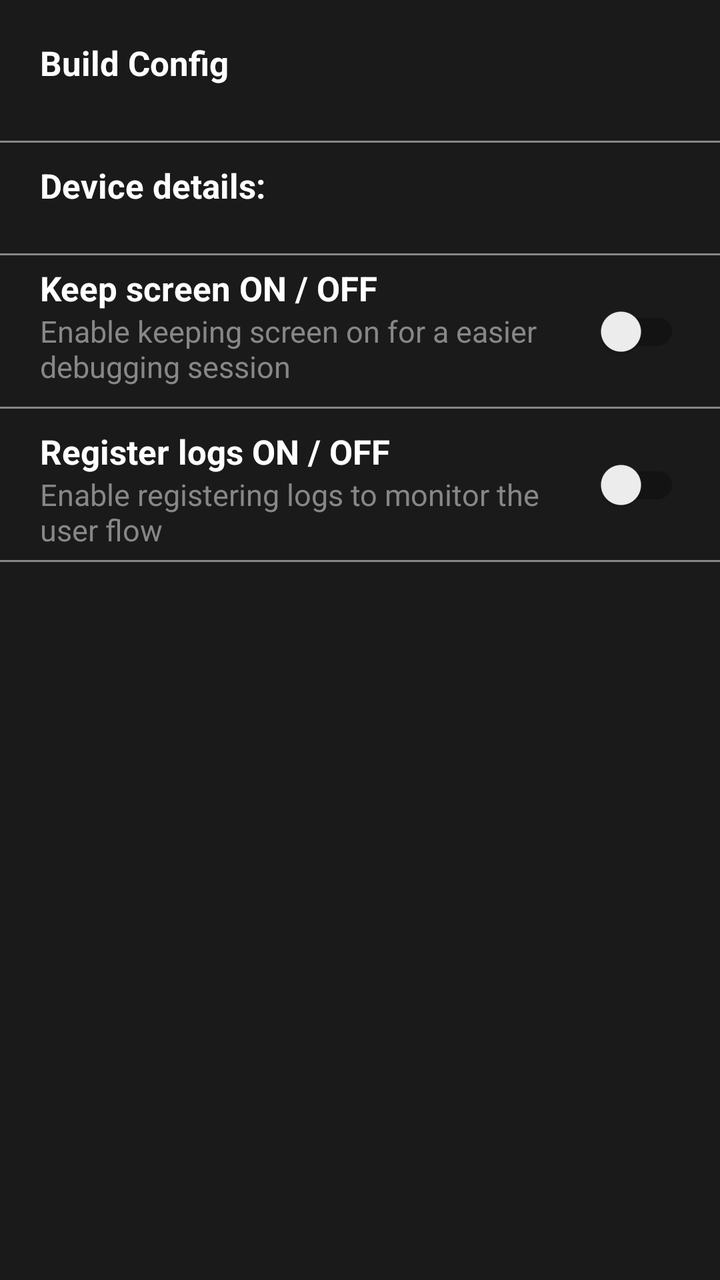
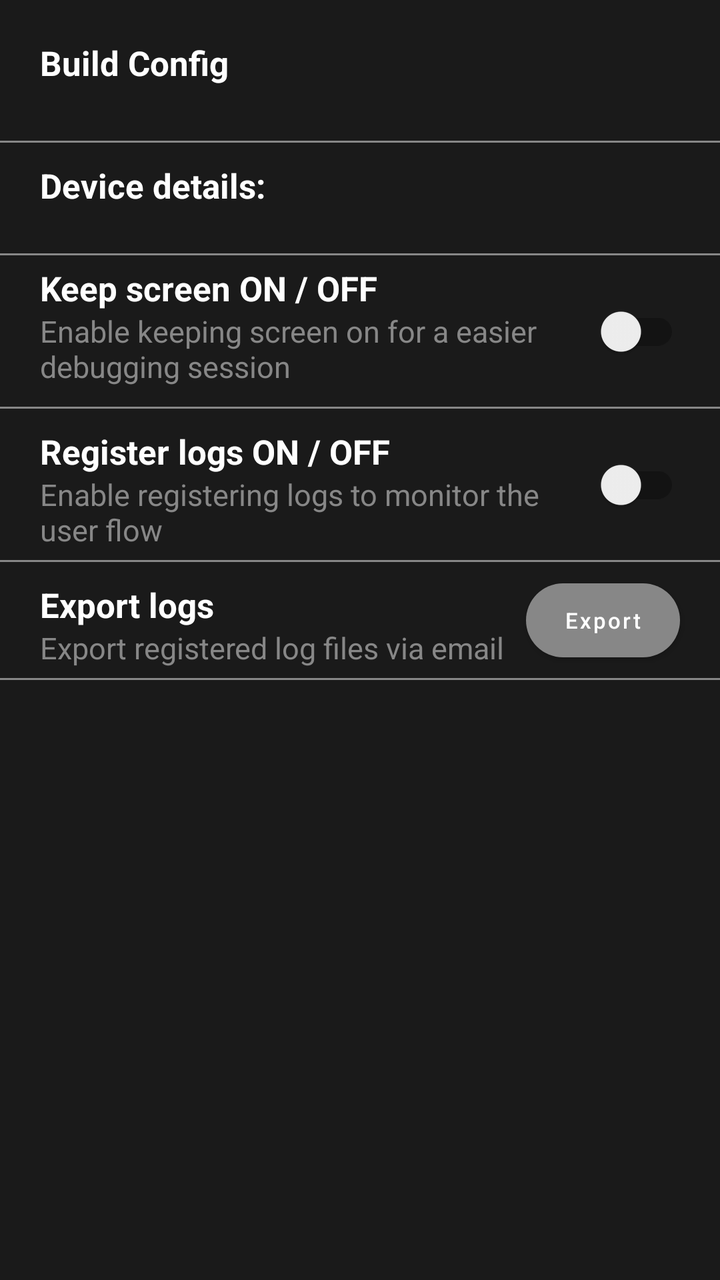

Before-and-after screenshots of an Android layout around one commit, followed by the original layout XML and the change that was made.
<!-- AndroidManifest.xml: application theme Theme.BaseMVVM -->
<!-- res/layout/activity_developer.xml -->
<?xml version="1.0" encoding="utf-8"?>
<androidx.constraintlayout.widget.ConstraintLayout xmlns:android="http://schemas.android.com/apk/res/android"
    xmlns:app="http://schemas.android.com/apk/res-auto"
    xmlns:tools="http://schemas.android.com/tools"
    android:layout_width="match_parent"
    android:layout_height="match_parent"
    android:background="@color/dark_gray"
    tools:context=".developeroptions.DeveloperActivity">

    <TextView
        android:id="@+id/buildConfigTextView"
        android:layout_width="wrap_content"
        android:layout_height="wrap_content"
        android:layout_marginStart="@dimen/dev_base_margin"
        android:layout_marginTop="@dimen/dev_base_margin"
        android:text="@string/build_config"
        android:textColor="@color/white"
        android:textSize="@dimen/dev_big_letter"
        android:textStyle="bold"
        app:layout_constraintLeft_toLeftOf="parent"
        app:layout_constraintTop_toTopOf="parent" />

    <TextView
        android:id="@+id/versionNameTextView"
        android:layout_width="wrap_content"
        android:layout_height="wrap_content"
        android:layout_marginStart="@dimen/dev_base_margin"
        android:layout_marginTop="@dimen/comp_to_view_margin"
        android:textColor="@color/letters_gray"
        android:textSize="@dimen/dev_small_letter"
        android:textStyle="bold"
        app:layout_constraintLeft_toLeftOf="parent"
        app:layout_constraintTop_toBottomOf="@id/buildConfigTextView" />

    <View
        android:id="@+id/divider1"
        android:layout_width="match_parent"
        android:layout_height="@dimen/dev_divider_height_dim"
        android:layout_marginTop="5dp"
        android:background="@color/letters_gray"
        app:layout_constraintLeft_toLeftOf="parent"
        app:layout_constraintRight_toRightOf="parent"
        app:layout_constraintTop_toBottomOf="@id/versionNameTextView" />

    <TextView
        android:id="@+id/deviceDetailsTextView"
        android:layout_width="wrap_content"
        android:layout_height="wrap_content"
        android:layout_marginStart="@dimen/dev_base_margin"
        android:layout_marginTop="@dimen/view_to_comp_margin"
        android:text="@string/device_details"
        android:textColor="@color/white"
        android:textSize="@dimen/dev_big_letter"
        android:textStyle="bold"
        app:layout_constraintLeft_toLeftOf="parent"
        app:layout_constraintTop_toBottomOf="@id/divider1" />

    <TextView
        android:id="@+id/deviceDetailsValueTextView"
        android:layout_width="wrap_content"
        android:layout_height="wrap_content"
        android:layout_marginStart="@dimen/dev_base_margin"
        android:textColor="@color/letters_gray"
        android:textSize="@dimen/dev_small_letter"
        app:layout_constraintLeft_toLeftOf="parent"
        app:layout_constraintTop_toBottomOf="@id/deviceDetailsTextView" />

    <View
        android:id="@+id/divider2"
        android:layout_width="match_parent"
        android:layout_height="@dimen/dev_divider_height_dim"
        android:layout_marginTop="@dimen/comp_to_view_margin"
        android:background="@color/letters_gray"
        app:layout_constraintLeft_toLeftOf="parent"
        app:layout_constraintRight_toRightOf="parent"
        app:layout_constraintTop_toBottomOf="@id/deviceDetailsValueTextView" />

    <androidx.appcompat.widget.SwitchCompat
        android:id="@+id/keepScreenOnOffSwitch"
        android:layout_width="wrap_content"
        android:layout_height="wrap_content"
        android:layout_marginEnd="@dimen/dev_base_margin"
        app:layout_constraintBottom_toBottomOf="@id/divider3"
        app:layout_constraintRight_toRightOf="parent"
        app:layout_constraintTop_toTopOf="@id/divider2" />

    <TextView
        android:id="@+id/keepScreenOnTextView"
        android:layout_width="wrap_content"
        android:layout_height="wrap_content"
        android:layout_marginStart="@dimen/dev_base_margin"
        android:layout_marginTop="@dimen/comp_to_view_margin"
        android:text="@string/keep_screen_on_off"
        android:textColor="@color/white"
        android:textSize="@dimen/dev_big_letter"
        android:textStyle="bold"
        app:layout_constraintLeft_toLeftOf="parent"
        app:layout_constraintTop_toBottomOf="@id/divider2" />

    <TextView
        android:id="@+id/keepScreenOnDescriptionTextView"
        android:layout_width="wrap_content"
        android:layout_height="wrap_content"
        android:layout_marginStart="@dimen/dev_base_margin"
        android:maxWidth="250dp"
        android:text="@string/keep_screen_on_off_text"
        android:textColor="@color/letters_gray"
        android:textSize="@dimen/dev_medium_letter"
        app:layout_constraintLeft_toLeftOf="parent"
        app:layout_constraintTop_toBottomOf="@id/keepScreenOnTextView" />

    <View
        android:id="@+id/divider3"
        android:layout_width="match_parent"
        android:layout_height="@dimen/dev_divider_height_dim"
        android:layout_marginTop="@dimen/view_to_comp_margin"
        android:background="@color/letters_gray"
        app:layout_constraintLeft_toLeftOf="parent"
        app:layout_constraintRight_toRightOf="parent"
        app:layout_constraintTop_toBottomOf="@id/keepScreenOnDescriptionTextView" />

    <androidx.appcompat.widget.SwitchCompat
        android:id="@+id/logsOnOffSwitch"
        android:layout_width="wrap_content"
        android:layout_height="wrap_content"
        android:layout_marginEnd="@dimen/dev_base_margin"
        app:layout_constraintBottom_toBottomOf="@id/divider4"
        app:layout_constraintRight_toRightOf="parent"
        app:layout_constraintTop_toTopOf="@id/divider3" />

    <TextView
        android:id="@+id/registerlogsOnOffTextView"
        android:layout_width="wrap_content"
        android:layout_height="wrap_content"
        android:layout_marginStart="@dimen/dev_base_margin"
        android:layout_marginTop="@dimen/view_to_comp_margin"
        android:text="@string/logs_on_off"
        android:textColor="@color/white"
        android:textSize="@dimen/dev_big_letter"
        android:textStyle="bold"
        app:layout_constraintLeft_toLeftOf="parent"
        app:layout_constraintTop_toBottomOf="@id/divider3" />

    <TextView
        android:id="@+id/registerLogsDescriptionTextView"
        android:layout_width="wrap_content"
        android:layout_height="wrap_content"
        android:layout_marginStart="@dimen/dev_base_margin"
        android:maxWidth="250dp"
        android:text="@string/logs_on_off_text"
        android:textColor="@color/letters_gray"
        android:textSize="@dimen/dev_medium_letter"
        app:layout_constraintLeft_toLeftOf="parent"
        app:layout_constraintTop_toBottomOf="@id/registerlogsOnOffTextView" />

    <View
        android:id="@+id/divider4"
        android:layout_width="match_parent"
        android:layout_height="@dimen/dev_divider_height_dim"
        android:layout_marginTop="@dimen/comp_to_view_margin"
        android:background="@color/letters_gray"
        app:layout_constraintLeft_toLeftOf="parent"
        app:layout_constraintRight_toRightOf="parent"
        app:layout_constraintTop_toBottomOf="@id/registerLogsDescriptionTextView" />

</androidx.constraintlayout.widget.ConstraintLayout>
<!-- resources referenced by this layout -->
<resources>
  <color name="dark_gray">#1a1a1a</color>
  <color name="letters_gray">#878787</color>
  <color name="white">#FFFFFFFF</color>
  <dimen name="comp_to_view_margin">5dp</dimen>
  <dimen name="dev_base_margin">20dp</dimen>
  <dimen name="dev_big_letter">17sp</dimen>
  <dimen name="dev_divider_height_dim">1dp</dimen>
  <dimen name="dev_medium_letter">15sp</dimen>
  <dimen name="dev_small_letter">13sp</dimen>
  <dimen name="view_to_comp_margin">10dp</dimen>
  <string name="build_config">Build Config</string>
  <string name="device_details">Device details: </string>
  <string name="keep_screen_on_off">Keep screen ON / OFF</string>
  <string name="keep_screen_on_off_text">Enable keeping screen on for a easier debugging session</string>
  <string name="logs_on_off">Register logs ON / OFF</string>
  <string name="logs_on_off_text">Enable registering logs to monitor the user flow</string>
  <style name="Theme.BaseMVVM" parent="Theme.MaterialComponents.DayNight.DarkActionBar">
          
          <item name="colorPrimary">@color/purple_500</item>
          <item name="colorPrimaryVariant">@color/purple_700</item>
          <item name="colorOnPrimary">@color/white</item>
          
          <item name="colorSecondary">@color/teal_200</item>
          <item name="colorSecondaryVariant">@color/teal_700</item>
          <item name="colorOnSecondary">@color/black</item>
          
          <item name="android:statusBarColor" tools:targetApi="l">?attr/colorPrimaryVariant</item>
          
      </style>
  <color name="purple_500">#FF6200EE</color>
  <color name="purple_700">#FF3700B3</color>
  <color name="teal_200">#FF03DAC5</color>
  <color name="teal_700">#FF018786</color>
  <color name="black">#FF000000</color>
</resources>

<!-- the commit's change to res/layout/activity_developer.xml (unified diff, before → after) -->
@@ -163,4 +163,53 @@
         app:layout_constraintRight_toRightOf="parent"
         app:layout_constraintTop_toBottomOf="@id/registerLogsDescriptionTextView" />
 
+    <TextView
+        android:id="@+id/exportLogsTextView"
+        android:layout_width="wrap_content"
+        android:layout_height="wrap_content"
+        android:layout_marginStart="@dimen/dev_base_margin"
+        android:layout_marginTop="@dimen/view_to_comp_margin"
+        android:text="@string/export_logs"
+        android:textColor="@color/white"
+        android:textSize="@dimen/dev_big_letter"
+        android:textStyle="bold"
+        app:layout_constraintLeft_toLeftOf="parent"
+        app:layout_constraintTop_toBottomOf="@id/divider4" />
+
+    <TextView
+        android:id="@+id/exportLogsDescriptiontextView"
+        android:layout_width="wrap_content"
+        android:layout_height="wrap_content"
+        android:layout_marginStart="@dimen/dev_base_margin"
+        android:text="@string/export_logs_text"
+        android:textColor="@color/letters_gray"
+        android:textSize="@dimen/dev_medium_letter"
+        app:layout_constraintLeft_toLeftOf="parent"
+        app:layout_constraintTop_toBottomOf="@id/exportLogsTextView" />
+
+    <Button
+        android:id="@+id/exportButton"
+        android:layout_width="@dimen/dev_button_height"
+        android:layout_height="@dimen/dev_button_width"
+        android:layout_marginEnd="@dimen/dev_base_margin"
+        android:background="@drawable/export_button"
+        android:text="@string/export"
+        android:textAllCaps="false"
+        android:textColor="@color/white"
+        android:textSize="@dimen/dev_button_text_size"
+        app:backgroundTint="@null"
+        app:layout_constraintBottom_toBottomOf="@id/divider5"
+        app:layout_constraintRight_toRightOf="parent"
+        app:layout_constraintTop_toTopOf="@id/divider4" />
+
+    <View
+        android:id="@+id/divider5"
+        android:layout_width="match_parent"
+        android:layout_height="@dimen/dev_divider_height_dim"
+        android:layout_marginTop="@dimen/comp_to_view_margin"
+        android:background="@color/letters_gray"
+        app:layout_constraintLeft_toLeftOf="parent"
+        app:layout_constraintRight_toRightOf="parent"
+        app:layout_constraintTop_toBottomOf="@id/exportLogsDescriptiontextView" />
+
 </androidx.constraintlayout.widget.ConstraintLayout>
<!-- resource entries referenced after the edit -->
@@ -6,12 +6,24 @@
   <dimen name="comp_to_view_margin">5dp</dimen>
   <dimen name="dev_base_margin">20dp</dimen>
   <dimen name="dev_big_letter">17sp</dimen>
+  <dimen name="dev_button_height">77dp</dimen>
+  <dimen name="dev_button_text_size">11sp</dimen>
+  <dimen name="dev_button_width">37dp</dimen>
   <dimen name="dev_divider_height_dim">1dp</dimen>
   <dimen name="dev_medium_letter">15sp</dimen>
   <dimen name="dev_small_letter">13sp</dimen>
   <dimen name="view_to_comp_margin">10dp</dimen>
+  <!-- drawable export_button (drawable) -->
+  <?xml version="1.0" encoding="utf-8"?>
+  <shape xmlns:android="http://schemas.android.com/apk/res/android">
+      <corners  android:radius="20dp"/>
+      <solid android:color="@color/letters_gray" />
+  </shape>
   <string name="build_config">Build Config</string>
   <string name="device_details">Device details: </string>
+  <string name="export">Export</string>
+  <string name="export_logs">Export logs</string>
+  <string name="export_logs_text">Export registered log files via email</string>
   <string name="keep_screen_on_off">Keep screen ON / OFF</string>
   <string name="keep_screen_on_off_text">Enable keeping screen on for a easier debugging session</string>
   <string name="logs_on_off">Register logs ON / OFF</string>
